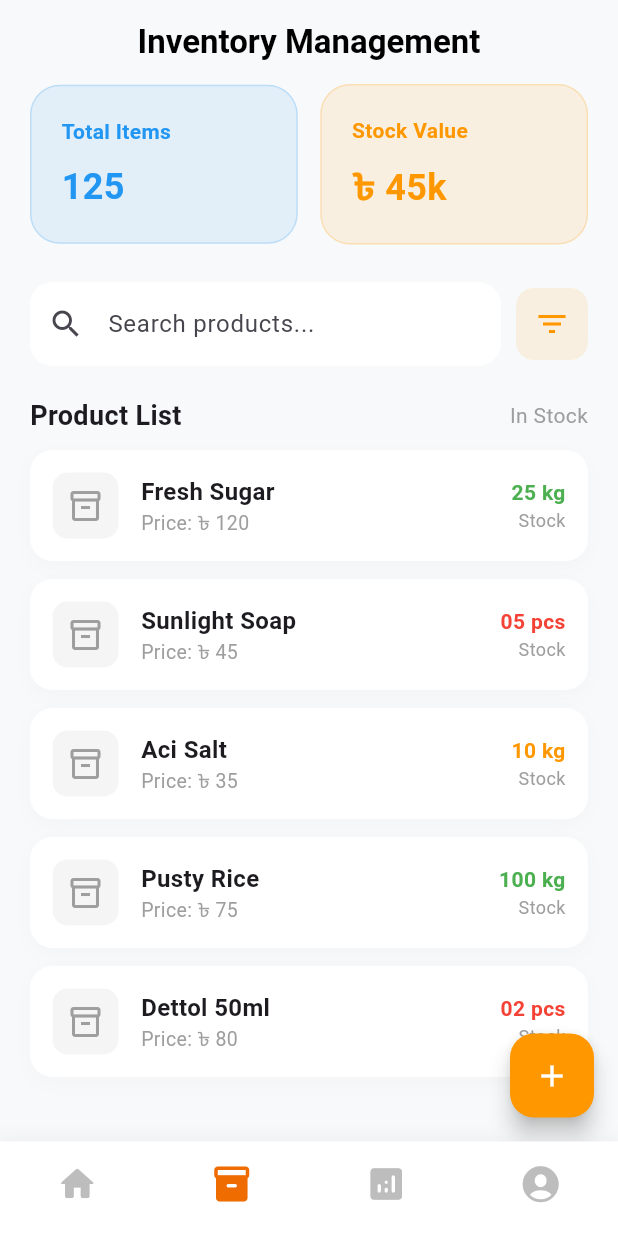
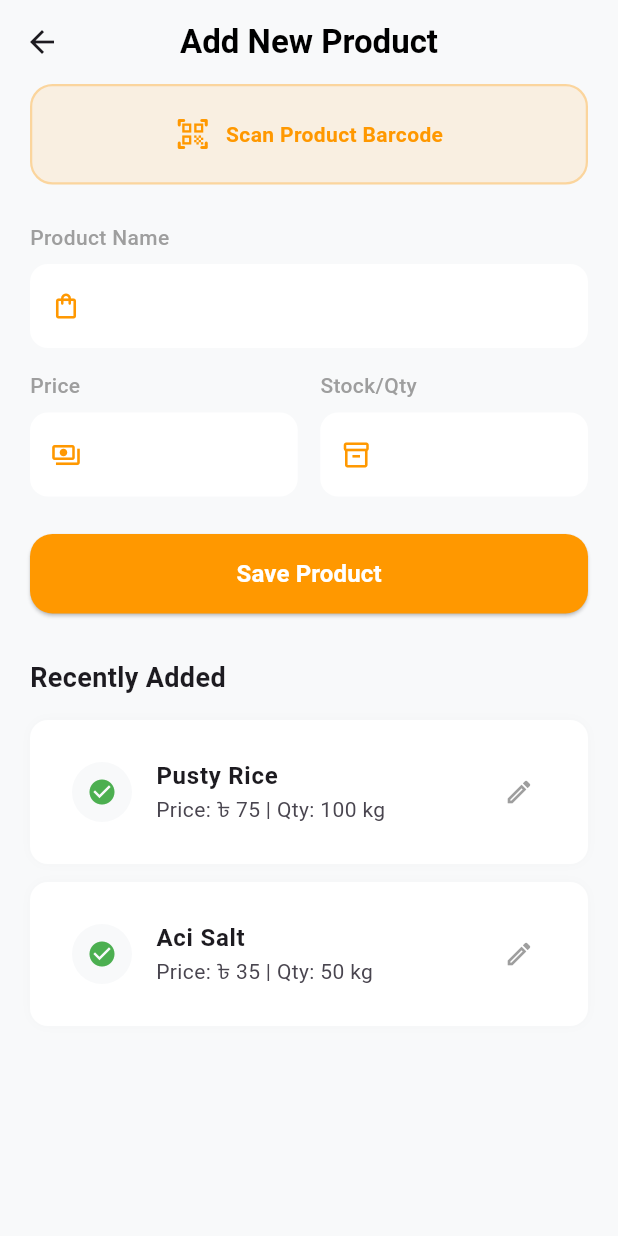
Before and after one commit to rahad-hossen/Next-Store, a Flutter app: the screen it shows after launch, item 2 of the bottom bar chosen, after a tap on the "add" icon, on a phone screen of 412 x 824 dp. Run offline on Flutter 3.47's test engine with Material 3 defaults, Android fonts, the phone set to English and light mode, and no system bars.

Commit message:
some screen added

```diff
--- /dev/null
+++ b/lib/Screens/CustomWidget/RecentCards.dart
@@ -0,0 +1,52 @@
+import 'package:flutter/material.dart';
+
+class ActivityCard extends StatelessWidget {
+  final IconData icon;
+  final String label;
+  final Color bgColor;
+  final Color iconColor;
+  final Color textColor;
+  final VoidCallback onTap; // ১. ক্লিক হ্যান্ডেল করার জন্য এটি যোগ করুন
+
+  const ActivityCard({
+    super.key,
+    required this.icon,
+    required this.label,
+    required this.bgColor,
+    required this.iconColor,
+    required this.textColor,
+    required this.onTap,
+  });
+
+  @override
+  Widget build(BuildContext context) {
+    return InkWell(
+      onTap: onTap,
+      borderRadius: BorderRadius.circular(25),
+      child: Container(
+        decoration: BoxDecoration(
+          color: bgColor,
+          borderRadius: BorderRadius.circular(25),
+          boxShadow: [
+            BoxShadow(
+              color: Colors.black.withOpacity(0.05),
+              blurRadius: 10,
+              offset: const Offset(0, 4),
+            ),
+          ],
+        ),
+        child: Column(
+          mainAxisAlignment: MainAxisAlignment.center,
+          children: [
+            Icon(icon, color: iconColor, size: 35),
+            const SizedBox(height: 10),
+            Text(
+              label,
+              style: TextStyle(color: textColor, fontWeight: FontWeight.bold, fontSize: 15),
+            ),
+          ],
+        ),
+      ),
+    );
+  }
+}
--- /dev/null
+++ b/lib/Screens/FunctionalScreens/AddProductScreen.dart
@@ -0,0 +1,150 @@
+import 'package:flutter/material.dart';
+
+class AddProductScreen extends StatefulWidget {
+  const AddProductScreen({super.key});
+
+  @override
+  State<AddProductScreen> createState() => _AddProductScreenState();
+}
+
+class _AddProductScreenState extends State<AddProductScreen> {
+
+  final TextEditingController _nameController = TextEditingController();
+  final TextEditingController _priceController = TextEditingController();
+  final TextEditingController _stockController = TextEditingController();
+
+
+  final List<Map<String, String>> _recentAdded = [
+    {"name": "Pusty Rice", "price": "৳ 75", "qty": "100 kg"},
+    {"name": "Aci Salt", "price": "৳ 35", "qty": "50 kg"},
+  ];
+
+  @override
+  Widget build(BuildContext context) {
+    return Scaffold(
+      backgroundColor: const Color(0xFFF8F9FA),
+      appBar: AppBar(
+        title: const Text("Add New Product",
+            style: TextStyle(color: Colors.black, fontWeight: FontWeight.bold)),
+        backgroundColor: Colors.transparent,
+        elevation: 0,
+        centerTitle: true,
+      ),
+      body: SingleChildScrollView(
+        padding: const EdgeInsets.symmetric(horizontal: 20),
+        child: Column(
+          crossAxisAlignment: CrossAxisAlignment.start,
+          children: [
+
+            GestureDetector(
+              onTap: () {
+
+              },
+              child: Container(
+                width: double.infinity,
+                padding: const EdgeInsets.all(20),
+                decoration: BoxDecoration(
+                  color: Colors.orange.withOpacity(0.1),
+                  borderRadius: BorderRadius.circular(15),
+                  border: Border.all(color: Colors.orange.withOpacity(0.3), width: 1.5),
+                ),
+                child: const Row(
+                  mainAxisAlignment: MainAxisAlignment.center,
+                  children: [
+                    Icon(Icons.qr_code_scanner_rounded, color: Colors.orange),
+                    SizedBox(width: 10),
+                    Text("Scan Product Barcode",
+                        style: TextStyle(color: Colors.orange, fontWeight: FontWeight.bold)),
+                  ],
+                ),
+              ),
+            ),
+            const SizedBox(height: 25),
+
+            _buildInputField("Product Name", _nameController, Icons.shopping_bag_outlined),
+            const SizedBox(height: 15),
+            Row(
+              children: [
+                Expanded(child: _buildInputField("Price", _priceController, Icons.payments_outlined)),
+                const SizedBox(width: 15),
+                Expanded(child: _buildInputField("Stock/Qty", _stockController, Icons.inventory_2_outlined)),
+              ],
+            ),
+            const SizedBox(height: 25),
+
+
+            SizedBox(
+              width: double.infinity,
+              child: ElevatedButton(
+                onPressed: () {
+
+                },
+                style: ElevatedButton.styleFrom(
+                  backgroundColor: Colors.orange,
+                  padding: const EdgeInsets.symmetric(vertical: 15),
+                  shape: RoundedRectangleBorder(borderRadius: BorderRadius.circular(15)),
+                ),
+                child: const Text("Save Product",
+                    style: TextStyle(fontSize: 16, color: Colors.white, fontWeight: FontWeight.bold)),
+              ),
+            ),
+            const SizedBox(height: 30),
+
+            const Text("Recently Added",
+                style: TextStyle(fontSize: 18, fontWeight: FontWeight.bold)),
+            const SizedBox(height: 15),
+            ListView.builder(
+              shrinkWrap: true,
+              physics: const NeverScrollableScrollPhysics(),
+              itemCount: _recentAdded.length,
+              itemBuilder: (context, index) {
+                final item = _recentAdded[index];
+                return Container(
+                  margin: const EdgeInsets.only(bottom: 12),
+                  padding: const EdgeInsets.all(12),
+                  decoration: BoxDecoration(
+                    color: Colors.white,
+                    borderRadius: BorderRadius.circular(12),
+                    boxShadow: [BoxShadow(color: Colors.black.withOpacity(0.02), blurRadius: 5)],
+                  ),
+                  child: ListTile(
+                    leading: const CircleAvatar(
+                      backgroundColor: Color(0xFFF8F9FA),
+                      child: Icon(Icons.check_circle, color: Colors.green, size: 20),
+                    ),
+                    title: Text(item['name']!, style: const TextStyle(fontWeight: FontWeight.bold)),
+                    subtitle: Text("Price: ${item['price']} | Qty: ${item['qty']}"),
+                    trailing: const Icon(Icons.edit_outlined, size: 20, color: Colors.grey),
+                  ),
+                );
+              },
+            ),
+          ],
+        ),
+      ),
+    );
+  }
+
+  // ইনপুট ফিল্ড বিল্ডার
+  Widget _buildInputField(String label, TextEditingController controller, IconData icon) {
+    return Column(
+      crossAxisAlignment: CrossAxisAlignment.start,
+      children: [
+        Text(label, style: const TextStyle(fontSize: 14, fontWeight: FontWeight.w500, color: Colors.grey)),
+        const SizedBox(height: 8),
+        TextField(
+          controller: controller,
+          decoration: InputDecoration(
+            prefixIcon: Icon(icon, size: 20, color: Colors.orange),
+            filled: true,
+            fillColor: Colors.white,
+            border: OutlineInputBorder(
+              borderRadius: BorderRadius.circular(12),
+              borderSide: BorderSide.none,
+            ),
+          ),
+        ),
+      ],
+    );
+  }
+}
--- a/lib/Screens/HomeScreens/AnalysicsScreen.dart
+++ b/lib/Screens/HomeScreens/AnalysicsScreen.dart
@@ -19,7 +19,7 @@ class AnalysicsScreen extends StatelessWidget {
         child: Column(
           crossAxisAlignment: CrossAxisAlignment.start,
           children: [
-            // ১. টাইম ফিল্টার (Today, Weekly, Monthly)
+
             Container(
               padding: const EdgeInsets.all(5),
               decoration: BoxDecoration(
@@ -29,14 +29,13 @@ class AnalysicsScreen extends StatelessWidget {
               child: Row(
                 children: [
                   _buildTimeTab("Today", false),
-                  _buildTimeTab("Weekly", true), // Weekly সিলেক্টেড
+                  _buildTimeTab("Weekly", true),
                   _buildTimeTab("Monthly", false),
                 ],
               ),
             ),
             const SizedBox(height: 25),
 
-            // ২. রেভিনিউ চার্ট এরিয়া (Placeholder)
             const Text("Revenue Overview",
                 style: TextStyle(fontSize: 18, fontWeight: FontWeight.bold)),
             const SizedBox(height: 15),
@@ -63,7 +62,7 @@ class AnalysicsScreen extends StatelessWidget {
             ),
             const SizedBox(height: 25),
 
-            // ৩. প্রফিট ও কাস্টমার স্ট্যাটাস কার্ড
+
             Row(
               children: [
                 _buildAnalysisCard("Net Profit", "৳ 4,200", Icons.trending_up, Colors.green),
@@ -73,7 +72,6 @@ class AnalysicsScreen extends StatelessWidget {
             ),
             const SizedBox(height: 25),
 
-            // ৪. টপ সেলিং প্রোডাক্টস
             const Text("Top Selling Products",
                 style: TextStyle(fontSize: 18, fontWeight: FontWeight.bold)),
             const SizedBox(height: 15),
@@ -88,7 +86,6 @@ class AnalysicsScreen extends StatelessWidget {
     );
   }
 
-  // টাইম ট্যাব বিল্ডার
   Widget _buildTimeTab(String label, bool isSelected) {
     return Expanded(
       child: Container(
@@ -110,7 +107,6 @@ class AnalysicsScreen extends StatelessWidget {
     );
   }
 
-  // এনালাইসিস কার্ড বিল্ডার
   Widget _buildAnalysisCard(String title, String value, IconData icon, Color color) {
     return Expanded(
       child: Container(
@@ -133,7 +129,6 @@ class AnalysicsScreen extends StatelessWidget {
     );
   }
 
-  // টপ প্রোডাক্ট রো বিল্ডার
   Widget _buildTopProduct(String name, String sold, String total) {
     return Container(
       margin: const EdgeInsets.only(bottom: 12),
--- a/lib/Screens/HomeScreens/HomeScreen.dart
+++ b/lib/Screens/HomeScreens/HomeScreen.dart
@@ -1,8 +1,18 @@
 import 'package:flutter/cupertino.dart';
 import 'package:flutter/material.dart';
+import 'package:nextstore/Screens/CustomWidget/RecentCards.dart';
+import 'package:nextstore/Screens/FunctionalScreens/PosScreen.dart';
+import 'package:nextstore/Screens/FunctionalScreens/NotificationScreen.dart';
+import 'package:nextstore/Screens/HomeScreens/AnalysicsScreen.dart';
+import 'package:nextstore/Screens/HomeScreens/InvertoryScreen.dart';
+import 'package:nextstore/Screens/HomeScreens/ProfileScreen.dart';
 
 class HomeScreen extends StatelessWidget {
-  const HomeScreen({super.key});
+  const HomeScreen();
+
+  final List<String> activity_title = const ["New Bill","Inventory", "History","Report"];
+  final List<IconData> activity_icon =const [Icons.add,Icons.inventory, Icons.history,Icons.report];
+  // finalint current_click = 0;
 
   @override
   Widget build(BuildContext context) {
@@ -42,7 +52,18 @@ class HomeScreen extends StatelessWidget {
         actions: [
           Padding(
             padding: const EdgeInsets.only(right: 15),
-            child: Badge(child: Icon(CupertinoIcons.bell, size: 28,),label: Text("11"),),
+            child: InkWell(
+              onTap: (){
+                Navigator.push(context, MaterialPageRoute(builder: (context)=> NotificationScreen()));
+              },
+              child: Badge(
+                child: Icon(CupertinoIcons.bell,
+                size: 28,
+                ),
+                label: Text("11"),
+
+              ),
+            ),
 
           ),
 
@@ -102,57 +123,50 @@ class HomeScreen extends StatelessWidget {
                     style: TextStyle(fontSize: 18, fontWeight: FontWeight.bold),
                   ),
                   TextButton(
-                    onPressed: () {},
+                    onPressed: () {
+
+                      // Navigator.push(context, MaterialPageRoute(builder: (context)=> POSScreen()));
+                      //
+                      },
                     child: const Text("View All", style: TextStyle(color: Colors.orange)),
                   ),
                 ],
               ),
               const SizedBox(height: 10),
 
-              GridView.count(
+              GridView.builder(
                 shrinkWrap: true,
                 physics: const NeverScrollableScrollPhysics(),
-                crossAxisCount: 2,
-                crossAxisSpacing: 15,
-                mainAxisSpacing: 15,
-                childAspectRatio: 1.1,
-                children: [
-                  _buildActionButton(
-                    icon: Icons.receipt_outlined,
-                    label: "New Bill",
-                    bgColor: Colors.orange,
-                    iconColor: Colors.white,
-                    textColor: Colors.white,
-                  ),
-                  _buildActionButton(
-                    icon: Icons.receipt_outlined,
-                    label: "New Bill",
-                    bgColor: Colors.orange,
-                    iconColor: Colors.white,
-                    textColor: Colors.white,
-                  ),
-                  _buildActionButton(
-                    icon: Icons.inventory_2_outlined,
-                    label: "Inventory",
-                    bgColor: Colors.white,
-                    iconColor: Colors.grey.shade700,
-                    textColor: Colors.black87,
-                  ),
-                  _buildActionButton(
-                    icon: Icons.assessment_outlined,
-                    label: "Reports",
-                    bgColor: Colors.white,
-                    iconColor: Colors.grey.shade700,
-                    textColor: Colors.black87,
-                  ),
-                  _buildActionButton(
-                    icon: Icons.group_outlined,
-                    label: "Customer Due",
-                    bgColor: Colors.white,
-                    iconColor: Colors.grey.shade700,
-                    textColor: Colors.black87,
-                  ),
-                ],
+                itemCount: activity_title.length,
+                gridDelegate: const SliverGridDelegateWithFixedCrossAxisCount(
+                  crossAxisCount: 2,
+                  crossAxisSpacing: 15,
+                  mainAxisSpacing: 15,
+                  childAspectRatio: 1.1,
+                ),
+                itemBuilder: (context, i) {
+                  bool isSpecial = (i == 0);
+
+                  return ActivityCard(
+                    icon: activity_icon[i],
+                    label: activity_title[i],
+                    bgColor: isSpecial ? Colors.orange : Colors.white,
+                    iconColor: isSpecial ? Colors.white : Colors.grey.shade700,
+                    textColor: isSpecial ? Colors.white : Colors.black87,
+                    onTap: () {
+                      if (i == 0) {
+                        Navigator.push(context, MaterialPageRoute(builder: (context) => const POSScreen()));
+                      }
+                      else if (i == 1) {
+                        Navigator.push(context, MaterialPageRoute(builder: (context) => const Invertoryscreen()));
+                      } else if (i == 2) {
+                        Navigator.push(context, MaterialPageRoute(builder: (context) => const AnalysicsScreen()));
+                      } else if (i == 3) {
+                        Navigator.push(context, MaterialPageRoute(builder: (context) => const ProfileScreen()));
+                      }
+                    },
+                  );
+                },
               ),
             ],
           ),
@@ -191,36 +205,4 @@ class HomeScreen extends StatelessWidget {
     );
   }
 
-  Widget _buildActionButton({
-    required IconData icon,
-    required String label,
-    required Color bgColor,
-    required Color iconColor,
-    required Color textColor,
-  }) {
-    return Container(
-      decoration: BoxDecoration(
-        color: bgColor,
-        borderRadius: BorderRadius.circular(25),
-        boxShadow: [
-          BoxShadow(
-            color: Colors.black.withOpacity(0.05),
-            blurRadius: 10,
-            offset: const Offset(0, 4),
-          ),
-        ],
-      ),
-      child: Column(
-        mainAxisAlignment: MainAxisAlignment.center,
-        children: [
-          Icon(icon, color: iconColor, size: 35),
-          const SizedBox(height: 10),
-          Text(
-            label,
-            style: TextStyle(color: textColor, fontWeight: FontWeight.bold, fontSize: 15),
-          ),
-        ],
-      ),
-    );
-  }
 }
--- a/lib/Screens/HomeScreens/InvertoryScreen.dart
+++ b/lib/Screens/HomeScreens/InvertoryScreen.dart
@@ -1,4 +1,5 @@
 import 'package:flutter/material.dart';
+import 'package:nextstore/Screens/FunctionalScreens/AddProductScreen.dart';
 
 class Invertoryscreen extends StatelessWidget {
   const Invertoryscreen({super.key});
@@ -18,7 +19,6 @@ class Invertoryscreen extends StatelessWidget {
         padding: const EdgeInsets.symmetric(horizontal: 20),
         child: Column(
           children: [
-            // ১. ইনভেন্টরি সামারি কার্ডস
             Row(
               children: [
                 _buildStatCard("Total Items", "125", Colors.blue),
@@ -28,7 +28,6 @@ class Invertoryscreen extends StatelessWidget {
             ),
             const SizedBox(height: 25),
 
-            // ২. সার্চ এবং ফিল্টার সেকশন
             Row(
               children: [
                 Expanded(
@@ -58,7 +57,6 @@ class Invertoryscreen extends StatelessWidget {
             ),
             const SizedBox(height: 20),
 
-            // ৩. প্রোডাক্ট লিস্ট হেডার
             const Row(
               mainAxisAlignment: MainAxisAlignment.spaceBetween,
               children: [
@@ -69,7 +67,6 @@ class Invertoryscreen extends StatelessWidget {
             ),
             const SizedBox(height: 10),
 
-            // ৪. প্রোডাক্ট লিস্ট
             Expanded(
               child: ListView(
                 physics: const BouncingScrollPhysics(),
@@ -86,16 +83,16 @@ class Invertoryscreen extends StatelessWidget {
         ),
       ),
 
-      // নতুন প্রোডাক্ট যোগ করার বাটন
       floatingActionButton: FloatingActionButton(
-        onPressed: () {},
+        onPressed: () {
+          Navigator.push(context, MaterialPageRoute(builder: (context)=> AddProductScreen()));
+        },
         backgroundColor: Colors.orange,
         child: const Icon(Icons.add, color: Colors.white),
       ),
     );
   }
 
-  // স্ট্যাটাস কার্ড বিল্ডার
   Widget _buildStatCard(String title, String value, Color color) {
     return Expanded(
       child: Container(
@@ -118,7 +115,7 @@ class Invertoryscreen extends StatelessWidget {
     );
   }
 
-  // ইনভেন্টরি লিস্ট আইটেম বিল্ডার
+
   Widget _buildProductItem(String name, String price, String qty, Color stockColor) {
     return Container(
       margin: const EdgeInsets.only(bottom: 12),
--- a/lib/Screens/HomeScreens/ProfileScreen.dart
+++ b/lib/Screens/HomeScreens/ProfileScreen.dart
@@ -25,7 +25,6 @@ class ProfileScreen extends StatelessWidget {
           children: [
             const SizedBox(height: 20),
 
-            // প্রোফাইল ফটো এবং নাম
             Center(
               child: Column(
                 children: [
@@ -55,7 +54,7 @@ class ProfileScreen extends StatelessWidget {
                   ),
                   const SizedBox(height: 15),
                   const Text(
-                    "NextStore - Rahad", // আপনার নাম প্রোফাইলে যুক্ত
+                    "NextStore - Rahad",
                     style: TextStyle(fontSize: 22, fontWeight: FontWeight.bold),
                   ),
                   const Text(
@@ -68,7 +67,6 @@ class ProfileScreen extends StatelessWidget {
 
             const SizedBox(height: 30),
 
-            // প্রোফাইল মেনু আইটেম
             _buildProfileMenu(
               icon: Icons.business_center_outlined,
               title: "Business Settings",
@@ -97,7 +95,6 @@ class ProfileScreen extends StatelessWidget {
 
             const SizedBox(height: 20),
 
-            // লগআউট বাটন
             Padding(
               padding: const EdgeInsets.symmetric(horizontal: 20),
               child: SizedBox(
@@ -121,7 +118,6 @@ class ProfileScreen extends StatelessWidget {
     );
   }
 
-  // মেনু লিস্ট বিল্ডার
   Widget _buildProfileMenu({
     required IconData icon,
     required String title,
```
Also changed, not shown: lib/Screens/FunctionalScreens/NotificationScreen.dart (added, +156 -0 lines), lib/Screens/FunctionalScreens/PosScreen.dart (added, +160 -0 lines).
